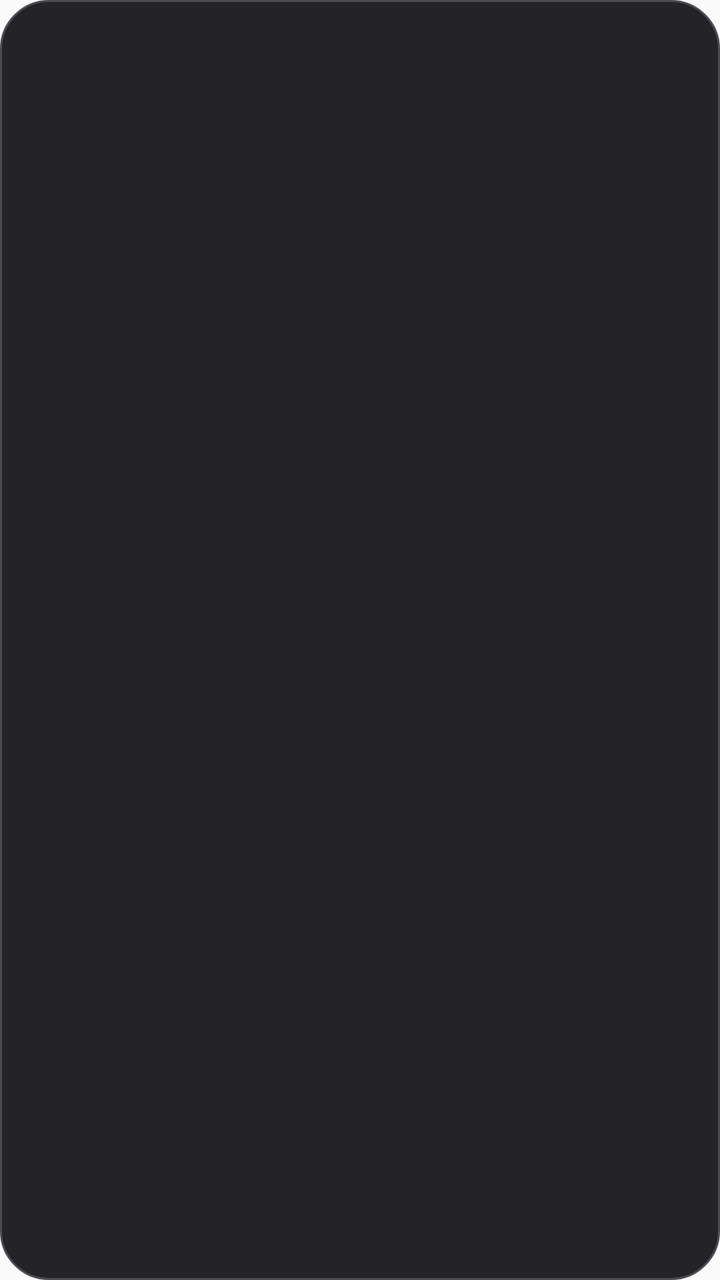
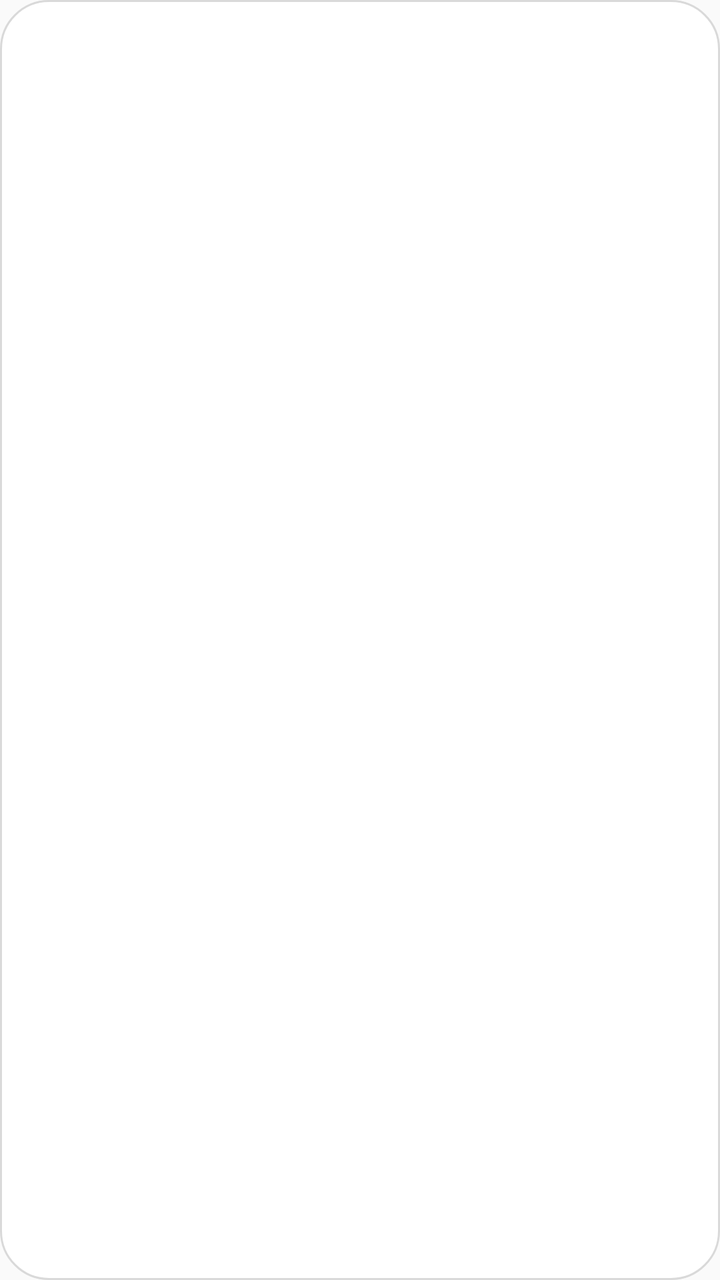

Compare the two renders of this Android layout. The source of the first and the diff that turns it into the second are given below.
<!-- AndroidManifest.xml: application theme AppTheme -->
<!-- res/layout/widget_calendar.xml -->
<?xml version="1.0" encoding="utf-8"?>
<LinearLayout xmlns:android="http://schemas.android.com/apk/res/android"
    android:id="@+id/widgetRoot"
    android:layout_width="match_parent"
    android:layout_height="match_parent"
    android:background="@drawable/widget_background"
    android:orientation="vertical"
    android:padding="12dp">

    <TextView
        android:id="@+id/widgetTitle"
        android:layout_width="match_parent"
        android:layout_height="wrap_content"
        android:ellipsize="end"
        android:fontFamily="sans"
        android:singleLine="true"
        android:textColor="#f7f7f8"
        android:textSize="13sp"
        android:textStyle="bold" />

    <TextView
        android:id="@+id/widgetSubtitle"
        android:layout_width="match_parent"
        android:layout_height="wrap_content"
        android:layout_marginTop="2dp"
        android:ellipsize="end"
        android:singleLine="true"
        android:textColor="#b8b8bf"
        android:textSize="11sp" />

    <TextView
        android:id="@+id/widgetEmpty"
        android:layout_width="match_parent"
        android:layout_height="0dp"
        android:layout_weight="1"
        android:gravity="center"
        android:textColor="#d9d9de"
        android:textSize="12sp"
        android:visibility="gone" />

    <LinearLayout
        android:layout_width="match_parent"
        android:layout_height="wrap_content"
        android:layout_marginTop="8dp"
        android:orientation="horizontal">
        <TextView android:id="@+id/widgetDay01" style="@style/MallinoiWidgetDay" />
        <TextView android:id="@+id/widgetDay02" style="@style/MallinoiWidgetDay" />
        <TextView android:id="@+id/widgetDay03" style="@style/MallinoiWidgetDay" />
        <TextView android:id="@+id/widgetDay04" style="@style/MallinoiWidgetDay" />
        <TextView android:id="@+id/widgetDay05" style="@style/MallinoiWidgetDay" />
        <TextView android:id="@+id/widgetDay06" style="@style/MallinoiWidgetDay" />
        <TextView android:id="@+id/widgetDay07" style="@style/MallinoiWidgetDay" />
    </LinearLayout>

    <LinearLayout android:layout_width="match_parent" android:layout_height="wrap_content" android:orientation="horizontal">
        <TextView android:id="@+id/widgetDay08" style="@style/MallinoiWidgetDay" />
        <TextView android:id="@+id/widgetDay09" style="@style/MallinoiWidgetDay" />
        <TextView android:id="@+id/widgetDay10" style="@style/MallinoiWidgetDay" />
        <TextView android:id="@+id/widgetDay11" style="@style/MallinoiWidgetDay" />
        <TextView android:id="@+id/widgetDay12" style="@style/MallinoiWidgetDay" />
        <TextView android:id="@+id/widgetDay13" style="@style/MallinoiWidgetDay" />
        <TextView android:id="@+id/widgetDay14" style="@style/MallinoiWidgetDay" />
    </LinearLayout>

    <LinearLayout android:layout_width="match_parent" android:layout_height="wrap_content" android:orientation="horizontal">
        <TextView android:id="@+id/widgetDay15" style="@style/MallinoiWidgetDay" />
        <TextView android:id="@+id/widgetDay16" style="@style/MallinoiWidgetDay" />
        <TextView android:id="@+id/widgetDay17" style="@style/MallinoiWidgetDay" />
        <TextView android:id="@+id/widgetDay18" style="@style/MallinoiWidgetDay" />
        <TextView android:id="@+id/widgetDay19" style="@style/MallinoiWidgetDay" />
        <TextView android:id="@+id/widgetDay20" style="@style/MallinoiWidgetDay" />
        <TextView android:id="@+id/widgetDay21" style="@style/MallinoiWidgetDay" />
    </LinearLayout>

    <LinearLayout android:layout_width="match_parent" android:layout_height="wrap_content" android:orientation="horizontal">
        <TextView android:id="@+id/widgetDay22" style="@style/MallinoiWidgetDay" />
        <TextView android:id="@+id/widgetDay23" style="@style/MallinoiWidgetDay" />
        <TextView android:id="@+id/widgetDay24" style="@style/MallinoiWidgetDay" />
        <TextView android:id="@+id/widgetDay25" style="@style/MallinoiWidgetDay" />
        <TextView android:id="@+id/widgetDay26" style="@style/MallinoiWidgetDay" />
        <TextView android:id="@+id/widgetDay27" style="@style/MallinoiWidgetDay" />
        <TextView android:id="@+id/widgetDay28" style="@style/MallinoiWidgetDay" />
    </LinearLayout>

    <LinearLayout android:layout_width="match_parent" android:layout_height="wrap_content" android:orientation="horizontal">
        <TextView android:id="@+id/widgetDay29" style="@style/MallinoiWidgetDay" />
        <TextView android:id="@+id/widgetDay30" style="@style/MallinoiWidgetDay" />
        <TextView android:id="@+id/widgetDay31" style="@style/MallinoiWidgetDay" />
        <TextView android:id="@+id/widgetDay32" style="@style/MallinoiWidgetDay" />
        <TextView android:id="@+id/widgetDay33" style="@style/MallinoiWidgetDay" />
        <TextView android:id="@+id/widgetDay34" style="@style/MallinoiWidgetDay" />
        <TextView android:id="@+id/widgetDay35" style="@style/MallinoiWidgetDay" />
    </LinearLayout>

    <LinearLayout android:layout_width="match_parent" android:layout_height="wrap_content" android:orientation="horizontal">
        <TextView android:id="@+id/widgetDay36" style="@style/MallinoiWidgetDay" />
        <TextView android:id="@+id/widgetDay37" style="@style/MallinoiWidgetDay" />
        <TextView android:id="@+id/widgetDay38" style="@style/MallinoiWidgetDay" />
        <TextView android:id="@+id/widgetDay39" style="@style/MallinoiWidgetDay" />
        <TextView android:id="@+id/widgetDay40" style="@style/MallinoiWidgetDay" />
        <TextView android:id="@+id/widgetDay41" style="@style/MallinoiWidgetDay" />
        <TextView android:id="@+id/widgetDay42" style="@style/MallinoiWidgetDay" />
    </LinearLayout>
</LinearLayout>
<!-- resources referenced by this layout -->
<resources>
  <!-- drawable widget_background (drawable) -->
  <?xml version="1.0" encoding="utf-8"?>
  <shape xmlns:android="http://schemas.android.com/apk/res/android">
      <solid android:color="#242428" />
      <stroke android:width="1dp" android:color="#4b4b52" />
      <corners android:radius="24dp" />
      <padding android:left="12dp" android:top="12dp" android:right="12dp" android:bottom="12dp" />
  </shape>
  <style name="MallinoiWidgetDay">
          <item name="android:layout_width">0dp</item>
          <item name="android:layout_height">wrap_content</item>
          <item name="android:layout_margin">2dp</item>
          <item name="android:layout_weight">1</item>
          <item name="android:background">@drawable/widget_day_background</item>
          <item name="android:ellipsize">end</item>
          <item name="android:gravity">center</item>
          <item name="android:maxLines">3</item>
          <item name="android:minHeight">34dp</item>
          <item name="android:padding">3dp</item>
          <item name="android:textColor">#f7f7f8</item>
          <item name="android:textSize">9sp</item>
      </style>
  <style name="AppTheme" parent="Theme.AppCompat.Light.DarkActionBar">
          
          <item name="colorPrimary">@color/colorPrimary</item>
          <item name="colorPrimaryDark">@color/colorPrimaryDark</item>
          <item name="colorAccent">@color/colorAccent</item>
      </style>
  <!-- drawable widget_day_background (drawable) -->
  <?xml version="1.0" encoding="utf-8"?>
  <shape xmlns:android="http://schemas.android.com/apk/res/android">
      <solid android:color="#242428" />
      <corners android:radius="8dp" />
  </shape>
  <color tools:ignore="UnusedResources" name="colorPrimary">#3F51B5</color>
  <color tools:ignore="UnusedResources" name="colorPrimaryDark">#303F9F</color>
  <color tools:ignore="UnusedResources" name="colorAccent">#FF4081</color>
</resources>

<!-- the commit's change to res/layout/widget_calendar.xml (unified diff, before → after) -->
@@ -5,7 +5,7 @@
     android:layout_height="match_parent"
     android:background="@drawable/widget_background"
     android:orientation="vertical"
-    android:padding="12dp">
+    android:padding="8dp">
 
     <TextView
         android:id="@+id/widgetTitle"
@@ -14,7 +14,7 @@
         android:ellipsize="end"
         android:fontFamily="sans"
         android:singleLine="true"
-        android:textColor="#f7f7f8"
+        android:textColor="#111111"
         android:textSize="13sp"
         android:textStyle="bold" />
 
@@ -25,7 +25,7 @@
         android:layout_marginTop="2dp"
         android:ellipsize="end"
         android:singleLine="true"
-        android:textColor="#b8b8bf"
+        android:textColor="#666666"
         android:textSize="11sp" />
 
     <TextView
@@ -34,14 +34,14 @@
         android:layout_height="0dp"
         android:layout_weight="1"
         android:gravity="center"
-        android:textColor="#d9d9de"
+        android:textColor="#666666"
         android:textSize="12sp"
         android:visibility="gone" />
 
     <LinearLayout
         android:layout_width="match_parent"
         android:layout_height="wrap_content"
-        android:layout_marginTop="8dp"
+        android:layout_marginTop="6dp"
         android:orientation="horizontal">
         <TextView android:id="@+id/widgetDay01" style="@style/MallinoiWidgetDay" />
         <TextView android:id="@+id/widgetDay02" style="@style/MallinoiWidgetDay" />
<!-- resource entries referenced after the edit -->
@@ -3,24 +3,23 @@
   <!-- drawable widget_background (drawable) -->
   <?xml version="1.0" encoding="utf-8"?>
   <shape xmlns:android="http://schemas.android.com/apk/res/android">
-      <solid android:color="#242428" />
-      <stroke android:width="1dp" android:color="#4b4b52" />
+      <solid android:color="#ffffff" />
+      <stroke android:width="1dp" android:color="#d9d9d9" />
       <corners android:radius="24dp" />
-      <padding android:left="12dp" android:top="12dp" android:right="12dp" android:bottom="12dp" />
   </shape>
   <style name="MallinoiWidgetDay">
           <item name="android:layout_width">0dp</item>
           <item name="android:layout_height">wrap_content</item>
-          <item name="android:layout_margin">2dp</item>
+          <item name="android:layout_margin">1dp</item>
           <item name="android:layout_weight">1</item>
           <item name="android:background">@drawable/widget_day_background</item>
           <item name="android:ellipsize">end</item>
           <item name="android:gravity">center</item>
-          <item name="android:maxLines">3</item>
-          <item name="android:minHeight">34dp</item>
-          <item name="android:padding">3dp</item>
-          <item name="android:textColor">#f7f7f8</item>
-          <item name="android:textSize">9sp</item>
+          <item name="android:maxLines">4</item>
+          <item name="android:minHeight">31dp</item>
+          <item name="android:padding">2dp</item>
+          <item name="android:textColor">#111111</item>
+          <item name="android:textSize">8sp</item>
       </style>
   <style name="AppTheme" parent="Theme.AppCompat.Light.DarkActionBar">
           
@@ -31,7 +30,7 @@
   <!-- drawable widget_day_background (drawable) -->
   <?xml version="1.0" encoding="utf-8"?>
   <shape xmlns:android="http://schemas.android.com/apk/res/android">
-      <solid android:color="#242428" />
+      <solid android:color="#ffffff" />
       <corners android:radius="8dp" />
   </shape>
   <color tools:ignore="UnusedResources" name="colorPrimary">#3F51B5</color>
